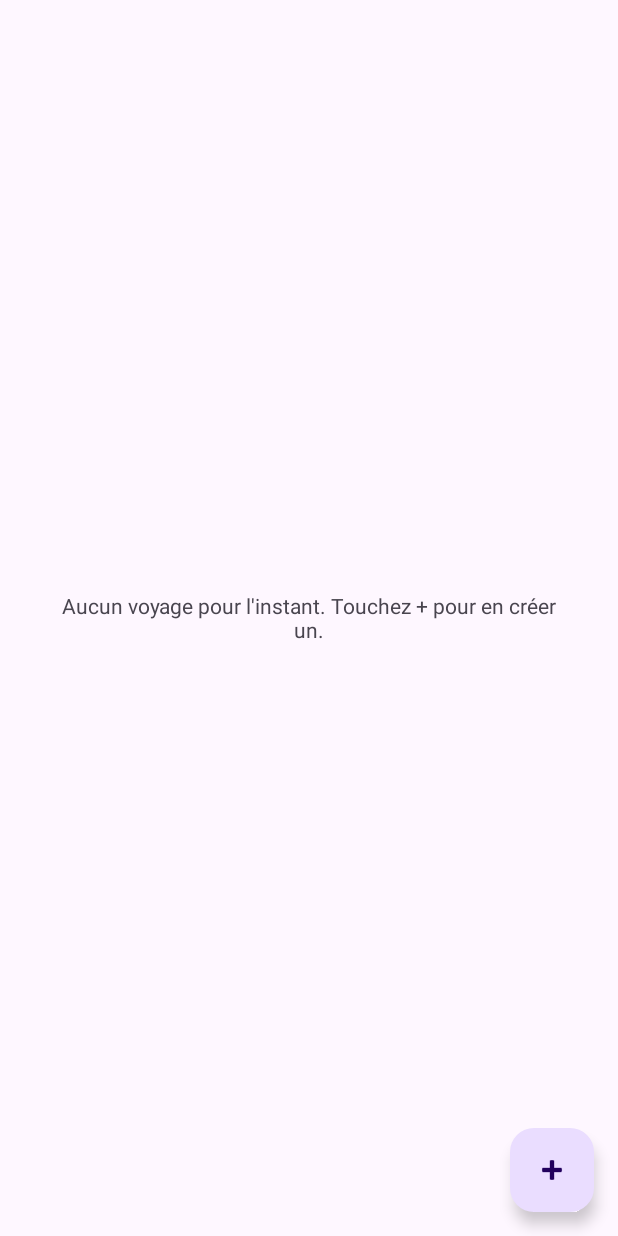
After one commit to Fabrice2000/TripJournal, an Android app: the TripListActivity screen opened directly, with no data from a screen before it, on a phone screen of 412 x 824 dp. The commit adds this screen. Run offline under Robolectric (Android 15) with nearby library versions, the phone set to English and light mode, and no system bars; our stand-ins replace Room's generated code.

Commit message:
Trips : repository, règles de validation et écran liste des voyages

```diff
--- a/app/src/main/AndroidManifest.xml
+++ b/app/src/main/AndroidManifest.xml
@@ -27,6 +27,7 @@
         <activity android:name=".ui.places.PlaceFormActivity" android:exported="false" />
         <activity android:name=".ui.trips.TripDetailActivity" android:exported="true" />
         <activity android:name=".ui.trips.VisitFormActivity" android:exported="false" />
+        <activity android:name=".ui.trips.TripListActivity" android:exported="true" />
 
     </application>
 
--- /dev/null
+++ b/app/src/main/java/com/example/tripjournal/ui/trips/TripListActivity.kt
@@ -0,0 +1,51 @@
+package com.example.tripjournal.ui.trips
+
+import android.os.Bundle
+import android.view.View
+import android.view.ViewGroup
+import android.widget.TextView
+import androidx.activity.viewModels
+import androidx.appcompat.app.AppCompatActivity
+import androidx.lifecycle.Lifecycle
+import androidx.lifecycle.lifecycleScope
+import androidx.lifecycle.repeatOnLifecycle
+import androidx.recyclerview.widget.LinearLayoutManager
+import androidx.recyclerview.widget.RecyclerView
+import com.example.tripjournal.R
+import com.example.tripjournal.data.database.TripJournalDatabase
+import com.example.tripjournal.data.repository.TripRepository
+import com.example.tripjournal.ui.places.applySystemBarPadding
+import kotlinx.coroutines.launch
+
+class TripListActivity : AppCompatActivity() {
+
+    private val viewModel: TripListViewModel by viewModels {
+        TripListViewModel.Factory(TripRepository(TripJournalDatabase.get(this).tripDao()))
+    }
+
+    override fun onCreate(savedInstanceState: Bundle?) {
+        super.onCreate(savedInstanceState)
+        setContentView(R.layout.activity_trip_list)
+        findViewById<ViewGroup>(android.R.id.content).getChildAt(0).applySystemBarPadding()
+
+        val emptyText = findViewById<TextView>(R.id.tripEmptyText)
+        val adapter = TripAdapter { trip ->
+            startActivity(TripDetailActivity.newIntent(this, trip.id))
+        }
+        findViewById<RecyclerView>(R.id.tripList).apply {
+            layoutManager = LinearLayoutManager(this@TripListActivity)
+            this.adapter = adapter
+        }
+
+        // Étape 3 : le bouton + ouvrira le formulaire de voyage.
+
+        lifecycleScope.launch {
+            repeatOnLifecycle(Lifecycle.State.STARTED) {
+                viewModel.trips.collect { trips ->
+                    adapter.submitList(trips)
+                    emptyText.visibility = if (trips.isEmpty()) View.VISIBLE else View.GONE
+                }
+            }
+        }
+    }
+}
--- /dev/null
+++ b/app/src/main/java/com/example/tripjournal/ui/trips/TripListViewModel.kt
@@ -0,0 +1,22 @@
+package com.example.tripjournal.ui.trips
+
+import androidx.lifecycle.ViewModel
+import androidx.lifecycle.ViewModelProvider
+import androidx.lifecycle.viewModelScope
+import com.example.tripjournal.data.database.entity.Trip
+import com.example.tripjournal.data.repository.TripRepository
+import kotlinx.coroutines.flow.SharingStarted
+import kotlinx.coroutines.flow.StateFlow
+import kotlinx.coroutines.flow.stateIn
+
+class TripListViewModel(repository: TripRepository) : ViewModel() {
+
+    val trips: StateFlow<List<Trip>> = repository.observeTrips()
+        .stateIn(viewModelScope, SharingStarted.WhileSubscribed(5_000), emptyList())
+
+    class Factory(private val repository: TripRepository) : ViewModelProvider.Factory {
+        @Suppress("UNCHECKED_CAST")
+        override fun <T : ViewModel> create(modelClass: Class<T>): T =
+            TripListViewModel(repository) as T
+    }
+}
--- /dev/null
+++ b/app/src/main/res/layout/activity_trip_list.xml
@@ -0,0 +1,33 @@
+<?xml version="1.0" encoding="utf-8"?>
+<FrameLayout xmlns:android="http://schemas.android.com/apk/res/android"
+    xmlns:app="http://schemas.android.com/apk/res-auto"
+    android:layout_width="match_parent"
+    android:layout_height="match_parent">
+
+    <androidx.recyclerview.widget.RecyclerView
+        android:id="@+id/tripList"
+        android:layout_width="match_parent"
+        android:layout_height="match_parent"
+        android:clipToPadding="false"
+        android:padding="16dp"
+        android:paddingBottom="88dp" />
+
+    <TextView
+        android:id="@+id/tripEmptyText"
+        android:layout_width="wrap_content"
+        android:layout_height="wrap_content"
+        android:layout_gravity="center"
+        android:gravity="center"
+        android:padding="32dp"
+        android:text="@string/no_trips"
+        android:visibility="gone" />
+
+    <com.google.android.material.floatingactionbutton.FloatingActionButton
+        android:id="@+id/addTripButton"
+        android:layout_width="wrap_content"
+        android:layout_height="wrap_content"
+        android:layout_gravity="bottom|end"
+        android:layout_margin="16dp"
+        android:contentDescription="@string/add_trip"
+        app:srcCompat="@android:drawable/ic_input_add" />
+</FrameLayout>
--- a/app/src/main/res/values/strings.xml
+++ b/app/src/main/res/values/strings.xml
@@ -25,4 +25,6 @@
     <string name="visit_missing">Choisissez un lieu et une date.</string>
     <string name="visit_outside_trip">La date doit être comprise dans les dates du voyage.</string>
     <string name="no_places_for_visit">Ajoutez d\'abord un lieu.</string>
+    <string name="no_trips">Aucun voyage pour l\'instant. Touchez + pour en créer un.</string>
+    <string name="add_trip">Ajouter un voyage</string>
 </resources>
```
Also changed, not shown: app/src/main/java/com/example/tripjournal/data/repository/TripRepository.kt (added, +41 -0 lines), app/src/main/java/com/example/tripjournal/domain/TripRules.kt (added, +25 -0 lines), app/src/main/java/com/example/tripjournal/ui/trips/TripAdapter.kt (added, +42 -0 lines), app/src/main/res/layout/item_trip.xml (added, +26 -0 lines).
